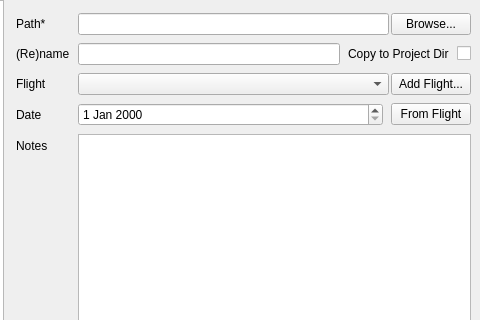
Old version of the form dgp/gui/ui/data_import_dialog.ui in the repository DynamicGravitySystems/DGP; both pictures show x 252 to 732 and y 0 to 320 of the 732 by 685 pixel window.
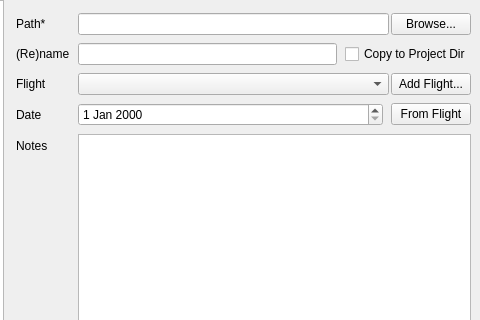
New version of the form. Icons and pictures are not drawn.

```diff
--- a/dgp/gui/ui/data_import_dialog.ui
+++ b/dgp/gui/ui/data_import_dialog.ui
@@ -157,24 +157,14 @@
            </property>
           </widget>
          </item>
-         <item>
-          <widget class="QLabel" name="ql_copy_file">
-           <property name="toolTip">
-            <string extracomment="Copy to project directory"/>
-           </property>
-           <property name="whatsThis">
-            <string>Copy the raw source data file into the project directory when imported</string>
-           </property>
-           <property name="text">
-            <string>Copy to Project Dir</string>
-           </property>
-          </widget>
-         </item>
          <item>
           <widget class="QCheckBox" name="qchb_copy_file">
            <property name="toolTip">
             <string>Copy source file to project directory</string>
            </property>
+           <property name="text">
+            <string>Copy to Project Dir</string>
+           </property>
           </widget>
          </item>
         </layout>
```
